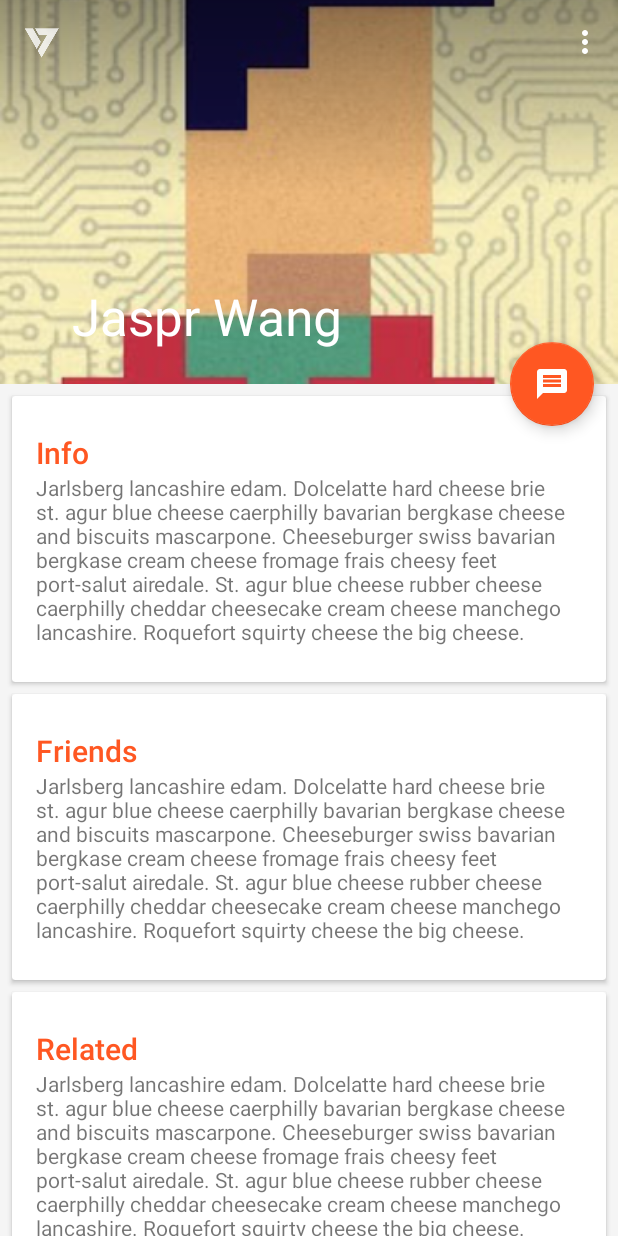
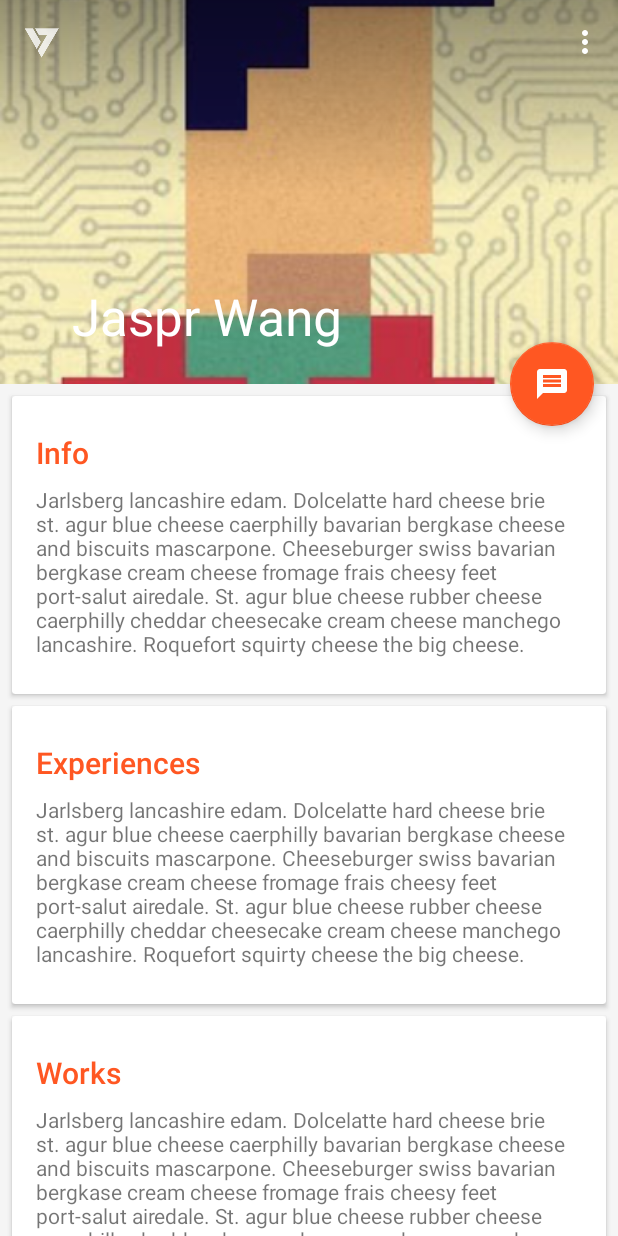
Before and after one commit to Jaspr987/Portfolio, an Android app: the screen it shows after launch (MainActivity), on a phone screen of 412 x 824 dp. Run offline under Robolectric (Android 15) with nearby library versions, the phone set to English and light mode, and no system bars.

Commit message:
Card layout

```diff
--- a/app/src/main/res/layout/activity_main.xml
+++ b/app/src/main/res/layout/activity_main.xml
@@ -75,13 +75,14 @@
                     <TextView
                         android:layout_width="match_parent"
                         android:layout_height="wrap_content"
-                        android:text="Info"
+                        android:text="@string/info_title"
                         android:textColor="@color/orange_primary"
                         android:textAppearance="@style/TextAppearance.AppCompat.Title" />
 
                     <TextView
                         android:layout_width="match_parent"
                         android:layout_height="wrap_content"
+                        android:layout_marginTop="@dimen/card_margin"
                         android:text="@string/cheese_ipsum" />
 
                 </LinearLayout>
@@ -104,13 +105,14 @@
                     <TextView
                         android:layout_width="match_parent"
                         android:layout_height="wrap_content"
-                        android:text="Friends"
+                        android:text="@string/experiences_title"
                         android:textColor="@color/orange_primary"
                         android:textAppearance="@style/TextAppearance.AppCompat.Title" />
 
                     <TextView
                         android:layout_width="match_parent"
                         android:layout_height="wrap_content"
+                        android:layout_marginTop="@dimen/card_margin"
                         android:text="@string/cheese_ipsum" />
 
                 </LinearLayout>
@@ -133,13 +135,14 @@
                     <TextView
                         android:layout_width="match_parent"
                         android:layout_height="wrap_content"
-                        android:text="Related"
+                        android:text="@string/works_title"
                         android:textColor="@color/orange_primary"
                         android:textAppearance="@style/TextAppearance.AppCompat.Title" />
 
                     <TextView
                         android:layout_width="match_parent"
                         android:layout_height="wrap_content"
+                        android:layout_marginTop="@dimen/card_margin"
                         android:text="@string/cheese_ipsum" />
 
                 </LinearLayout>
--- a/app/src/main/res/values/strings.xml
+++ b/app/src/main/res/values/strings.xml
@@ -9,5 +9,8 @@
   <string name="action_settings">Settings</string>
   <string name="name">Jaspr Wang</string>
   <string name="easter_egg">你们给我搞得这个彩蛋啊</string>
+  <string name="info_title">Info</string>
+  <string name="experiences_title">Experiences</string>
+  <string name="works_title">Works</string>
 
 </resources>
```
Also changed, not shown: app/src/main/res/layout/card_work.xml (added, +40 -0 lines).
